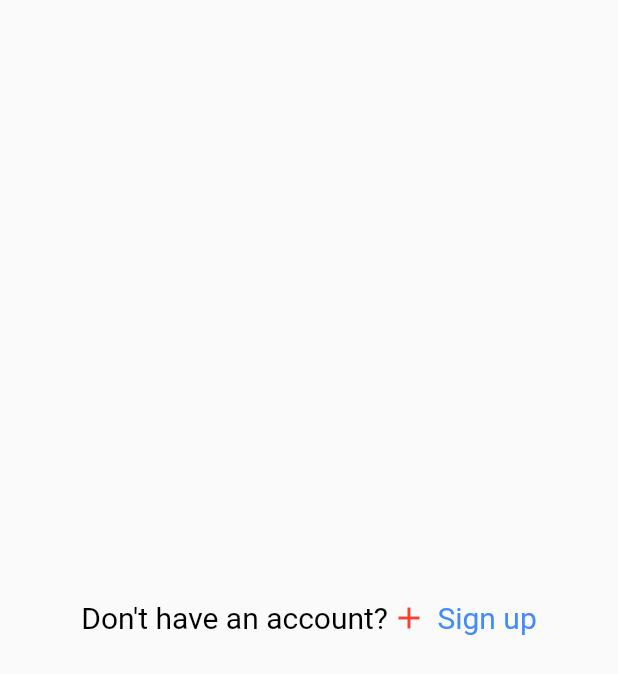
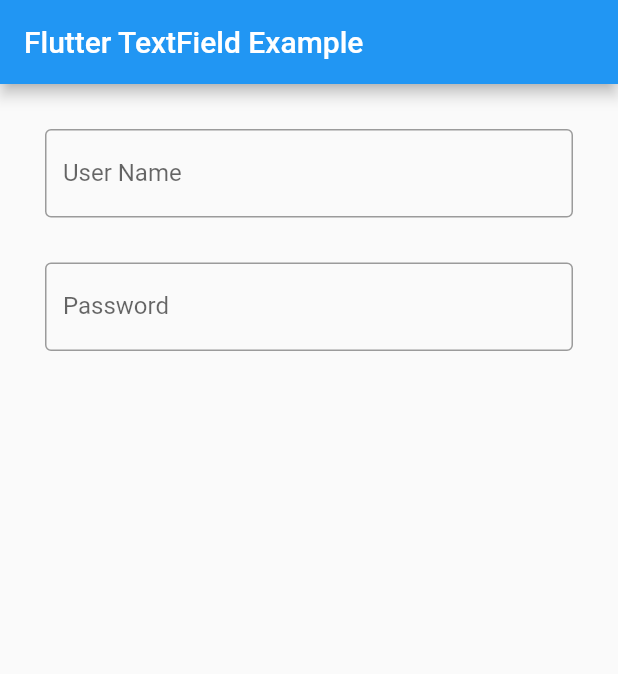
Before and after one commit to tranvantam09032000/APP_FLUTTER, a Flutter app: the screen it shows after launch, on a phone screen of 412 x 824 dp. Shown: the top 674 px of the screen. Run offline on Flutter 3.47's test engine with Material 2 defaults, Android fonts, the phone set to English and light mode, and no system bars.

Commit message:
Widgets text filed

```diff
--- a/lib/main.dart
+++ b/lib/main.dart
@@ -4,10 +4,11 @@ import 'package:app_flutter/widgets_rich_text.dart';
 import 'package:app_flutter/widgets_row.dart';
 import 'package:app_flutter/widgets_scaffold.dart';
 import 'package:app_flutter/widgets_text.dart';
+import 'package:app_flutter/widgets_text_filed.dart';
 import 'package:app_flutter/widgets_wrap.dart';
 import 'package:app_flutter/widgets_container.dart';
 import 'package:flutter/material.dart';
 
 void main() {
-  runApp(WidgetsRichText());
+  runApp(WidgetsTextFiled());
 }
--- /dev/null
+++ b/lib/widgets_text_filed.dart
@@ -0,0 +1,53 @@
+import 'package:flutter/material.dart';
+
+class WidgetsTextFiled extends StatefulWidget {
+  @override
+  State createState() => _WidgetsTextFiled();
+}
+
+class _WidgetsTextFiled extends State<WidgetsTextFiled> {
+  TextEditingController nameController = TextEditingController();
+  TextEditingController passwordController = TextEditingController();
+
+  @override
+  Widget build(BuildContext context) {
+    return MaterialApp(
+      home: Scaffold(
+          appBar: AppBar(
+            title: Text('Flutter TextField Example'),
+          ),
+          body: Padding(
+              padding: EdgeInsets.all(15),
+              child: Column(
+                children: <Widget>[
+                  Padding(
+                    padding: EdgeInsets.all(15),
+                    child: TextField(
+                      controller: nameController,
+                      decoration: InputDecoration(
+                        border: OutlineInputBorder(),
+                        labelText: 'User Name',
+                        hintText: 'Enter Your Name',
+                      ),
+                    ),
+                  ),
+                  Padding(
+                    padding: EdgeInsets.all(15),
+                    child: TextField(
+                      // maxLines: 4,
+                      controller: passwordController,
+                      obscureText: true,
+                      decoration: InputDecoration(
+                        border: OutlineInputBorder(),
+                        labelText: 'Password',
+                        hintText: 'Enter Password',
+                      ),
+                    ),
+                  ),
+                ],
+              )
+          ),
+      ),
+    );
+  }
+}
```
